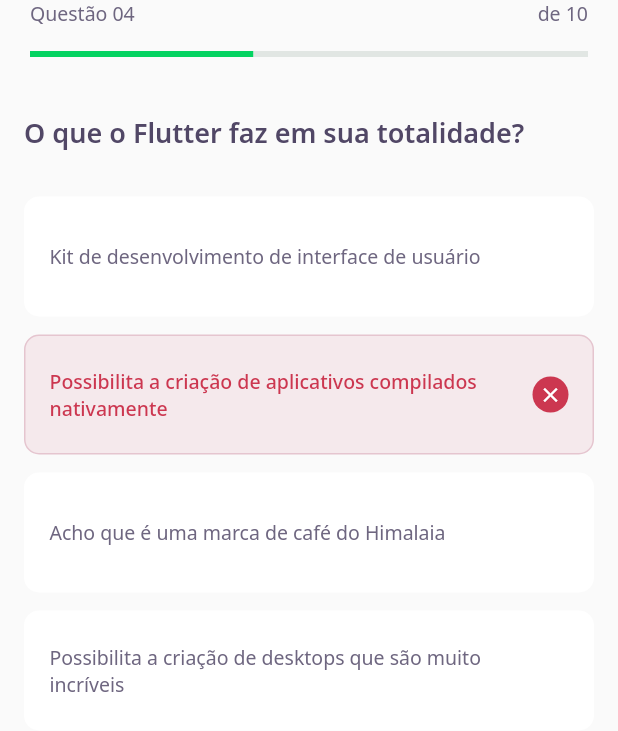
After one commit to acidmud/devquiz, a Flutter app: the screen it shows after launch, after a tap on "Gerenciamento de Estado", on a phone screen of 412 x 824 dp. The commit adds this screen. Shown: the top 731 px of the screen. Run offline on Flutter 3.47's test engine with Material 2 defaults, Android fonts, the phone set to English and light mode, and no system bars; our stand-ins replace google_fonts; network calls fail.

Commit message:
Challenge Page - Aula02

```diff
--- /dev/null
+++ b/lib/challenge/challenge_page.dart
@@ -0,0 +1,27 @@
+import 'package:DevQuiz/challenge/widgets/question_indicator/question_indicator_widget.dart';
+import 'package:DevQuiz/challenge/widgets/quiz/quiz_widget.dart';
+import 'package:DevQuiz/home/widgets/quiz_card/quiz_card_widget.dart';
+import 'package:flutter/material.dart';
+
+class ChallengePage extends StatefulWidget {
+  @override
+  _ChallengePageState createState() => _ChallengePageState();
+}
+
+class _ChallengePageState extends State<ChallengePage> {
+  @override
+  Widget build(BuildContext context) {
+    return Scaffold(
+      appBar: PreferredSize(
+        child: SafeArea(top: true, child: QuestionIndicatorWidget()),
+        preferredSize: Size.fromHeight(60),
+      ),
+      body: Padding(
+        padding: const EdgeInsets.all(16),
+        child: QuizWidget(
+          title: "O que o Flutter faz em sua totalidade?",
+        ),
+      ),
+    );
+  }
+}
--- /dev/null
+++ b/lib/challenge/widgets/awnser/awnser_widget.dart
@@ -0,0 +1,75 @@
+import 'package:DevQuiz/core/core.dart';
+import 'package:flutter/material.dart';
+
+class AwnserWidget extends StatelessWidget {
+  final String title;
+  final bool isRight;
+  final bool isSelected;
+
+  AwnserWidget(
+      {Key? key,
+      required this.title,
+      this.isRight = false,
+      this.isSelected = false});
+
+  Color get _selectedColorRight =>
+      isRight ? AppColors.darkGreen : AppColors.darkRed;
+
+  Color get _selectedBorderRight =>
+      isRight ? AppColors.lightGreen : AppColors.lightRed;
+
+  Color get _selectedColorCardRight =>
+      isRight ? AppColors.lightGreen : AppColors.lightRed;
+
+  Color get _selectedBorderCardRight =>
+      isRight ? AppColors.green : AppColors.red;
+
+  TextStyle get _selectedTextStyleRight =>
+      isRight ? AppTextStyles.bodyDarkGreen : AppTextStyles.bodyDarkRed;
+
+  IconData get _selectedRightIcon => isRight ? Icons.check : Icons.close;
+
+  @override
+  Widget build(BuildContext context) {
+    return Padding(
+      padding: const EdgeInsets.symmetric(vertical: 6),
+      child: Container(
+        height: 80,
+        padding: EdgeInsets.all(16),
+        decoration: BoxDecoration(
+            color: isSelected ? _selectedColorCardRight : AppColors.white,
+            borderRadius: BorderRadius.circular(10),
+            border: Border.fromBorderSide(BorderSide(
+                color:
+                    isSelected ? _selectedBorderCardRight : AppColors.white))),
+        child: Row(
+          crossAxisAlignment: CrossAxisAlignment.center,
+          mainAxisAlignment: MainAxisAlignment.spaceBetween,
+          children: [
+            Expanded(
+              child: Text(
+                title,
+                style:
+                    isSelected ? _selectedTextStyleRight : AppTextStyles.body,
+              ),
+            ),
+            Container(
+              width: 24,
+              height: 24,
+              decoration: BoxDecoration(
+                  borderRadius: BorderRadius.circular(500),
+                  color: isSelected ? _selectedColorRight : AppColors.white),
+              child: isSelected
+                  ? Icon(
+                      _selectedRightIcon,
+                      color: AppColors.white,
+                      size: 16,
+                    )
+                  : null,
+            )
+          ],
+        ),
+      ),
+    );
+  }
+}
--- /dev/null
+++ b/lib/challenge/widgets/question_indicator/question_indicator_widget.dart
@@ -0,0 +1,32 @@
+import 'package:DevQuiz/core/core.dart';
+import 'package:DevQuiz/shared/widgets/progress_indicator/progress_indicator_widget.dart';
+import 'package:flutter/material.dart';
+
+class QuestionIndicatorWidget extends StatelessWidget {
+  @override
+  Widget build(BuildContext context) {
+    return Container(
+      padding: const EdgeInsets.symmetric(horizontal: 20),
+      child: Column(
+        children: [
+          Row(
+            mainAxisAlignment: MainAxisAlignment.spaceBetween,
+            children: [
+              Text(
+                "Questão 04",
+                style: AppTextStyles.body,
+              ),
+              Text("de 10", style: AppTextStyles.body)
+            ],
+          ),
+          SizedBox(
+            height: 16,
+          ),
+          ProgressIndicatorWidget(
+            value: .4,
+          )
+        ],
+      ),
+    );
+  }
+}
--- /dev/null
+++ b/lib/challenge/widgets/quiz/quiz_widget.dart
@@ -0,0 +1,48 @@
+import 'package:DevQuiz/challenge/widgets/awnser/awnser_widget.dart';
+import 'package:DevQuiz/core/core.dart';
+import 'package:flutter/material.dart';
+
+class QuizWidget extends StatelessWidget {
+  final String title;
+
+  QuizWidget({Key? key, required this.title});
+
+  @override
+  Widget build(BuildContext context) {
+    return Container(
+      child: Column(
+        crossAxisAlignment: CrossAxisAlignment.start,
+        children: [
+          Text(
+            title,
+            style: AppTextStyles.heading,
+          ),
+          SizedBox(
+            height: 24,
+          ),
+          AwnserWidget(
+            title: "Kit de desenvolvimento de interface de usuário",
+            isRight: false,
+            isSelected: false,
+          ),
+          AwnserWidget(
+            isRight: false,
+            isSelected: true,
+            title:
+                "Possibilita a criação de aplicativos compilados nativamente",
+          ),
+          AwnserWidget(
+            isRight: false,
+            isSelected: false,
+            title: "Acho que é uma marca de café do Himalaia",
+          ),
+          AwnserWidget(
+            isRight: false,
+            isSelected: false,
+            title: "Possibilita a criação de desktops que são muito incríveis",
+          )
+        ],
+      ),
+    );
+  }
+}
--- a/lib/home/widgets/quiz_card/quiz_card_widget.dart
+++ b/lib/home/widgets/quiz_card/quiz_card_widget.dart
@@ -1,10 +1,19 @@
+import 'package:DevQuiz/challenge/challenge_page.dart';
 import 'package:DevQuiz/core/core.dart';
+import 'package:DevQuiz/shared/widgets/progress_indicator/progress_indicator_widget.dart';
 import 'package:flutter/material.dart';
 
 class QuizCardWidget extends StatelessWidget {
   @override
   Widget build(BuildContext context) {
-    return Container(
+    return GestureDetector(
+      onTap: () {
+        Navigator.push(
+          context,
+          MaterialPageRoute(builder: (context) => ChallengePage()),
+        );
+      },
+      child: Container(
         padding: EdgeInsets.all(16),
         decoration: BoxDecoration(
             color: AppColors.white,
@@ -39,17 +48,15 @@ class QuizCardWidget extends StatelessWidget {
                 ),
                 Expanded(
                   flex: 3,
-                child: LinearProgressIndicator(
-                  backgroundColor: AppColors.chartSecondary,
+                  child: ProgressIndicatorWidget(
                     value: .3,
-                  valueColor:
-                      AlwaysStoppedAnimation<Color>(AppColors.chartPrimary),
                   ),
                 )
               ],
             )
           ],
         ),
+      ),
     );
   }
 }
--- /dev/null
+++ b/lib/shared/widgets/progress_indicator/progress_indicator_widget.dart
@@ -0,0 +1,17 @@
+import 'package:DevQuiz/core/core.dart';
+import 'package:flutter/material.dart';
+
+class ProgressIndicatorWidget extends StatelessWidget {
+  final double value;
+
+  ProgressIndicatorWidget({Key? key, required this.value});
+
+  @override
+  Widget build(BuildContext context) {
+    return LinearProgressIndicator(
+      backgroundColor: AppColors.chartSecondary,
+      value: value,
+      valueColor: AlwaysStoppedAnimation<Color>(AppColors.chartPrimary),
+    );
+  }
+}
```
Lines whose indentation alone changed are shown as unchanged.
